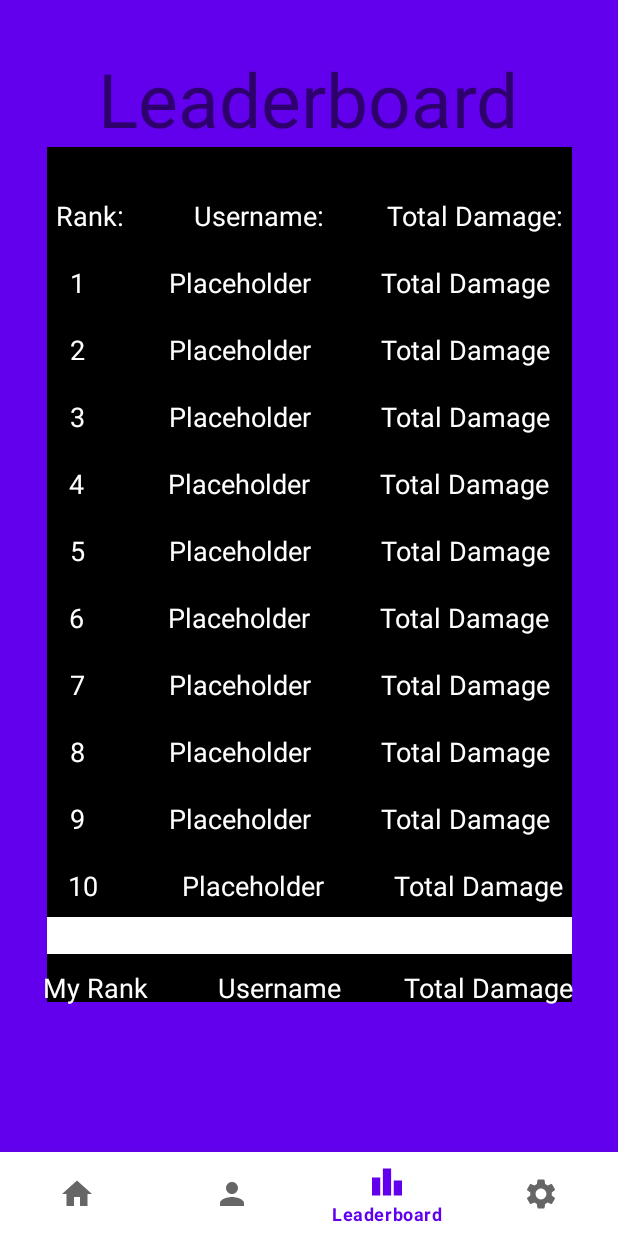
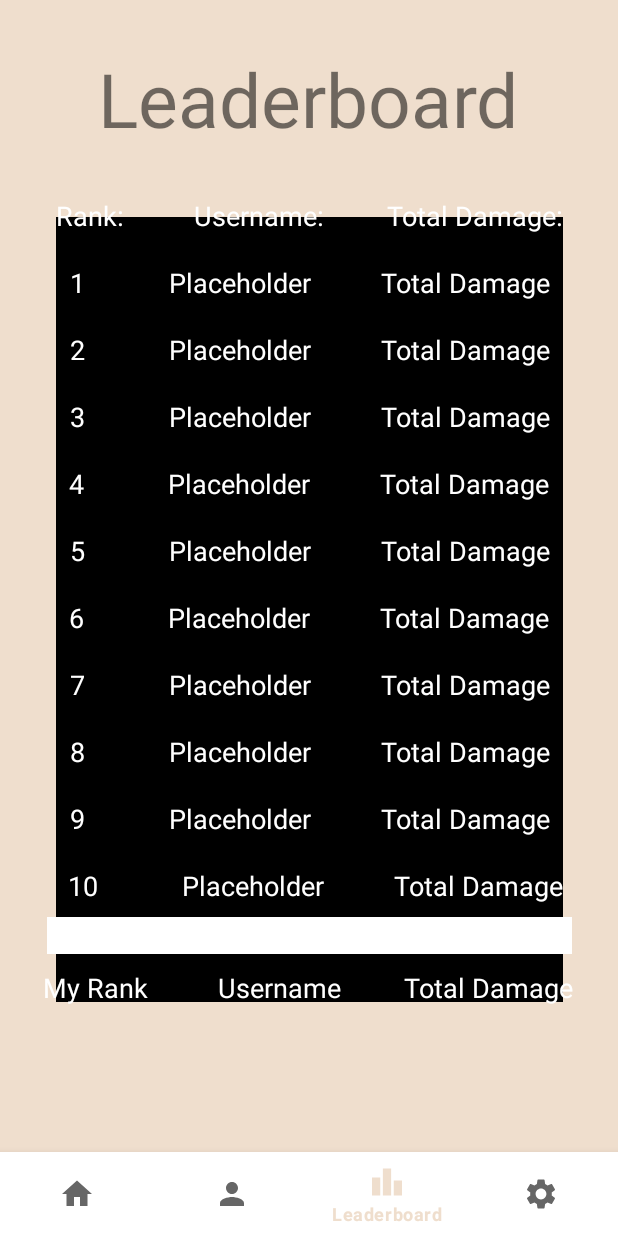
Before and after one commit to btdurrin/The-Exodia-App, an Android app: the HomeFragment screen opened directly, with no data from a screen before it, item 3 of the bottom bar chosen, on a phone screen of 412 x 824 dp. Run offline under Robolectric (Android 15) with nearby library versions, the phone set to English and light mode, and no system bars; our stand-ins replace navigation-ui.

Commit message:
brandonColorChnage
changed color to almond

```diff
--- /dev/null
+++ b/app/src/main/java/com/example/ramranch/Battle.java
@@ -0,0 +1,4 @@
+package com.example.ramranch;
+
+public class Battle {
+}
--- a/app/src/main/res/layout/fragment_leaderboard.xml
+++ b/app/src/main/res/layout/fragment_leaderboard.xml
@@ -29,8 +29,8 @@
 
         <TextView
             android:id="@+id/leaderboardBg"
-            android:layout_width="350dp"
-            android:layout_height="570dp"
+            android:layout_width="338dp"
+            android:layout_height="523dp"
             android:layout_marginBottom="100dp"
             android:background="@color/black"
             app:layout_constraintBottom_toBottomOf="parent"
--- a/app/src/main/res/values/colors.xml
+++ b/app/src/main/res/values/colors.xml
@@ -1,7 +1,7 @@
 <?xml version="1.0" encoding="utf-8"?>
 <resources>
     <color name="purple_200">#FFBB86FC</color>
-    <color name="purple_500">#FF6200EE</color>
+    <color name="purple_500">#efdecd</color>
     <color name="purple_700">#FF3700B3</color>
     <color name="teal_200">#FF03DAC5</color>
     <color name="teal_700">#FF018786</color>
```
